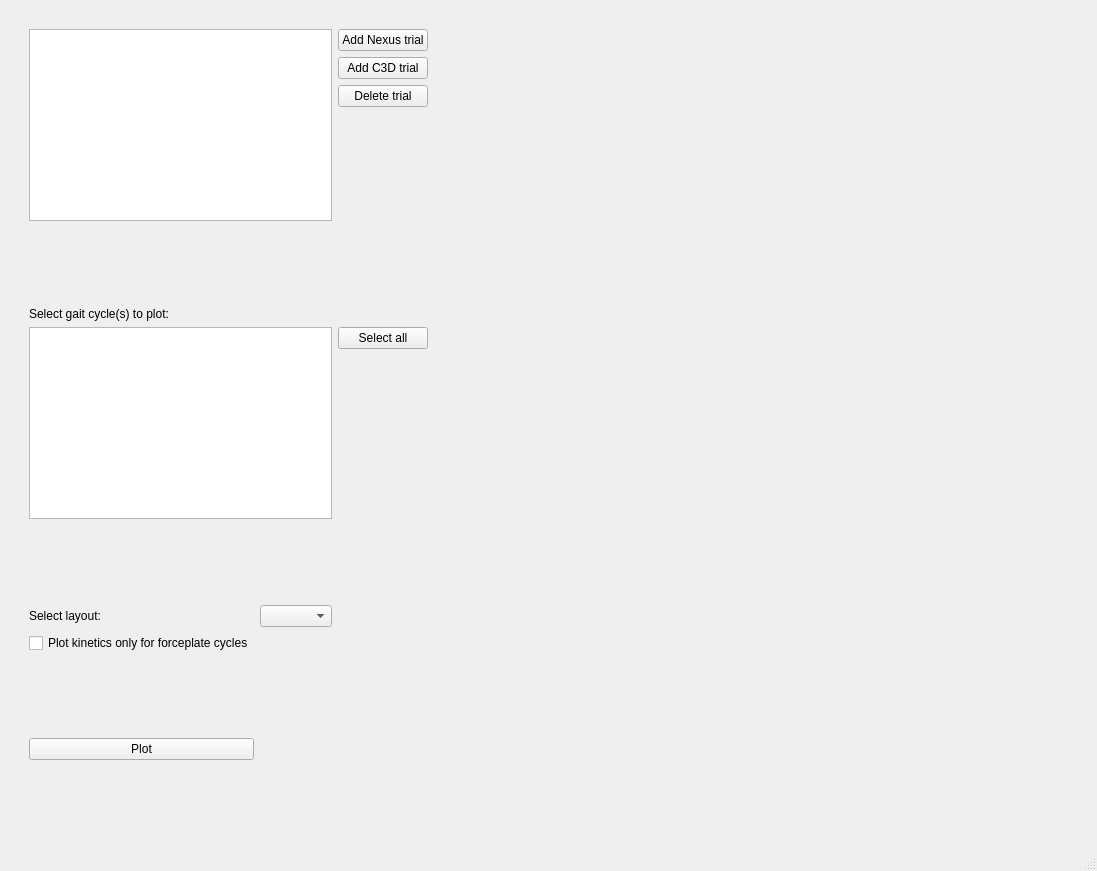
First picture: the form in plotter_gui.ui, repository NCH-Motion-Laboratory/gaitutils, before the edit.
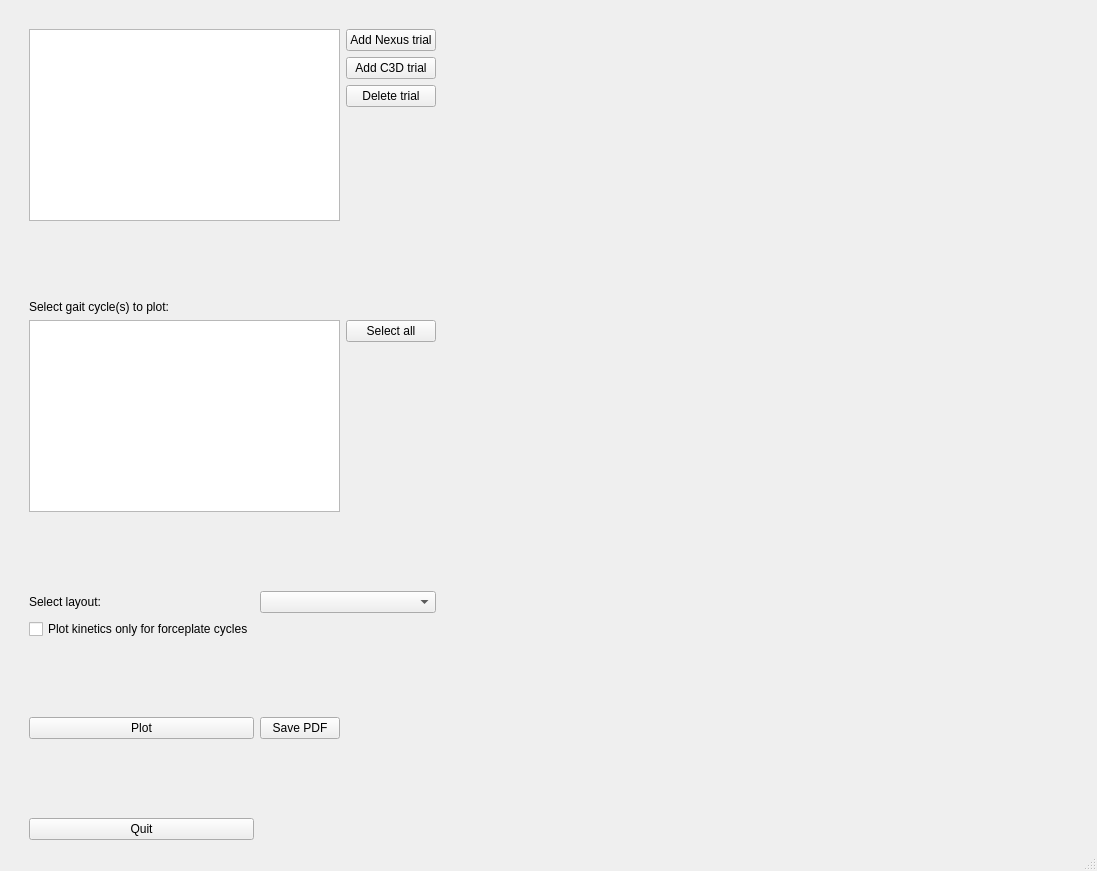
Second picture: the form after the edit.

```diff
--- a/plotter_gui.ui
+++ b/plotter_gui.ui
@@ -33,7 +33,7 @@
         </property>
        </spacer>
       </item>
-      <item row="12" column="2">
+      <item row="12" column="2" colspan="2">
        <widget class="QComboBox" name="cbLayout">
         <property name="sizePolicy">
          <sizepolicy hsizetype="Preferred" vsizetype="Fixed">
@@ -62,19 +62,6 @@
         </property>
        </widget>
       </item>
-      <item row="16" column="1">
-       <spacer name="verticalSpacer">
-        <property name="orientation">
-         <enum>Qt::Vertical</enum>
-        </property>
-        <property name="sizeHint" stdset="0">
-         <size>
-          <width>20</width>
-          <height>40</height>
-         </size>
-        </property>
-       </spacer>
-      </item>
       <item row="2" column="4">
        <spacer name="horizontalSpacer">
         <property name="orientation">
@@ -212,6 +199,46 @@
         </property>
        </widget>
       </item>
+      <item row="19" column="1">
+       <widget class="QPushButton" name="btnQuit">
+        <property name="text">
+         <string>Quit</string>
+        </property>
+       </widget>
+      </item>
+      <item row="17" column="1">
+       <spacer name="verticalSpacer_6">
+        <property name="orientation">
+         <enum>Qt::Vertical</enum>
+        </property>
+        <property name="sizeHint" stdset="0">
+         <size>
+          <width>20</width>
+          <height>40</height>
+         </size>
+        </property>
+       </spacer>
+      </item>
+      <item row="7" column="1">
+       <spacer name="verticalSpacer_5">
+        <property name="orientation">
+         <enum>Qt::Vertical</enum>
+        </property>
+        <property name="sizeHint" stdset="0">
+         <size>
+          <width>20</width>
+          <height>40</height>
+         </size>
+        </property>
+       </spacer>
+      </item>
+      <item row="15" column="2">
+       <widget class="QPushButton" name="pushButton">
+        <property name="text">
+         <string>Save PDF</string>
+        </property>
+       </widget>
+      </item>
      </layout>
     </item>
    </layout>
```
Left out of the diff: 33 changed lines with no effect on the pictures.
